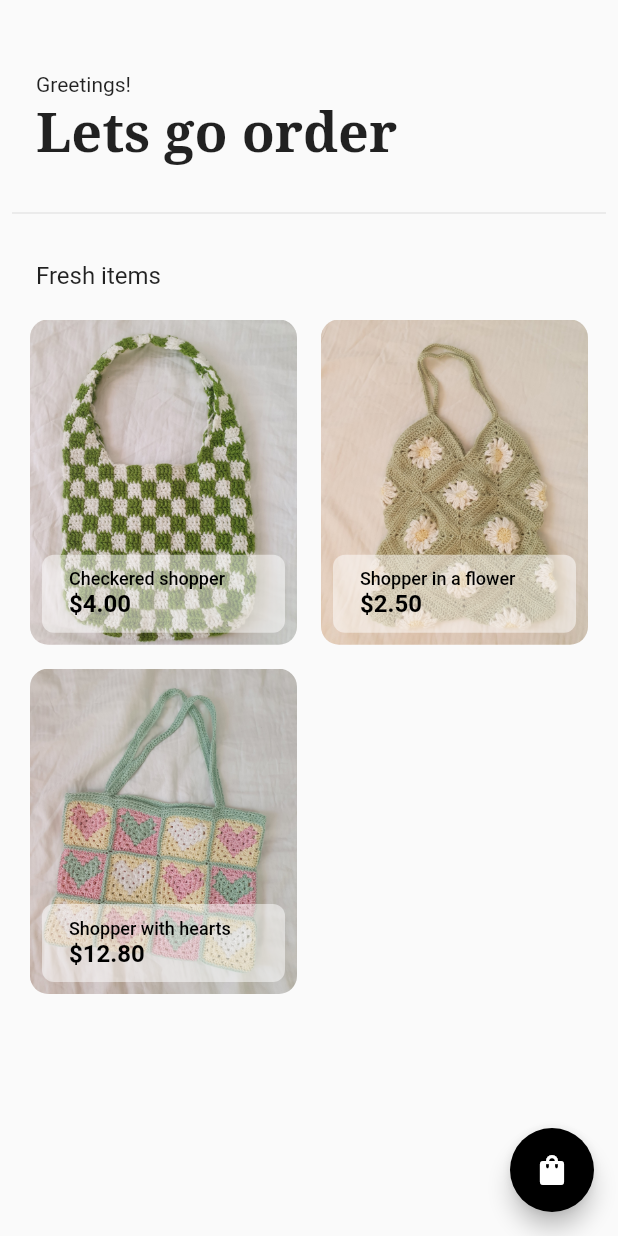
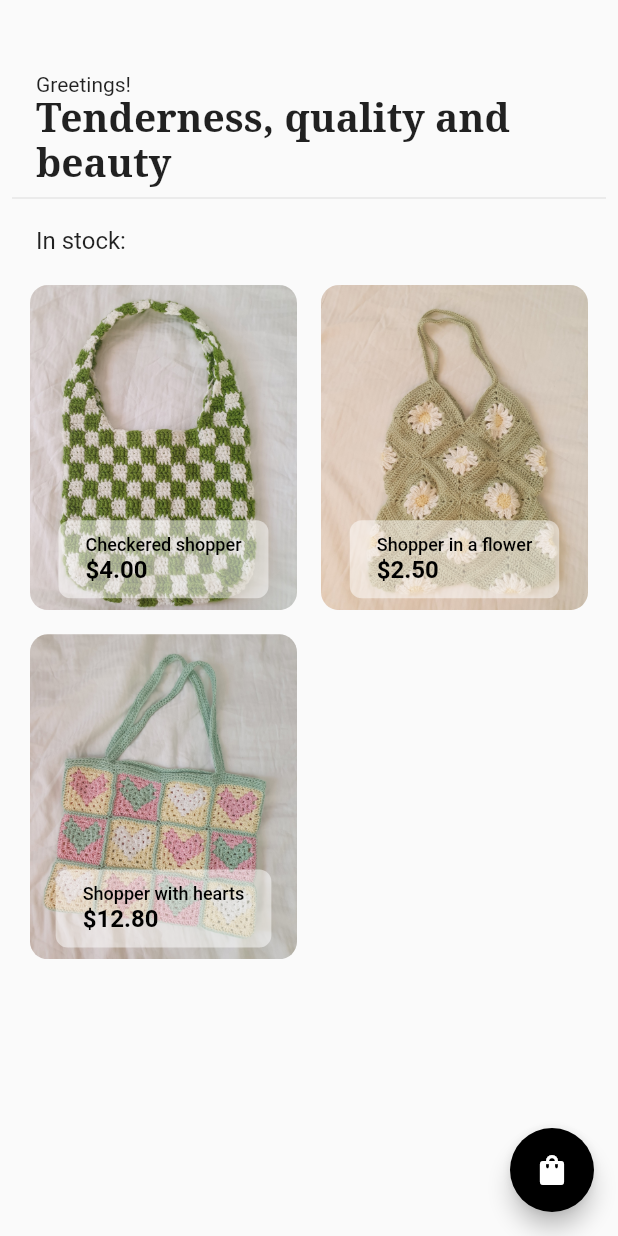
Before and after one commit to TheJuliana/knitwear_shopping_app, a Flutter app: the HomePage screen opened directly, on a phone screen of 412 x 824 dp. Run offline on Flutter 3.47's test engine with Material 2 defaults, Android fonts, the phone set to English and light mode, and no system bars; our stand-ins replace google_fonts.

Commit message:
some changes

```diff
--- a/lib/components/grocery_item_tile.dart
+++ b/lib/components/grocery_item_tile.dart
@@ -2,7 +2,7 @@ import 'package:flutter/material.dart';
 
 class GroceryItemTile extends StatefulWidget {
   //какие различия между товарами
-  final String itemName, itemPrice, imagePath, itemDescription;
+  final String itemName, itemPrice, imageSmallPath, imageBigPath, itemDescription;
   //final color;
   void Function()? onPressedToCart;
   void Function()? onPressedToDescription;
@@ -11,7 +11,8 @@ class GroceryItemTile extends StatefulWidget {
     super.key,
     required this.itemName,
     required this.itemPrice,
-    required this.imagePath,
+    required this.imageSmallPath,
+    required this.imageBigPath,
     required this.itemDescription,
     required this.onPressedToCart,
     required this.onPressedToDescription,
@@ -32,7 +33,7 @@ class _GroceryItemTileState extends State<GroceryItemTile> {
             borderRadius: BorderRadius.circular(12),
 
             image: DecorationImage(
-              image: AssetImage(widget.imagePath),
+              image: AssetImage(widget.imageSmallPath),
               fit: BoxFit.cover,
             ),
           ),
@@ -42,7 +43,8 @@ class _GroceryItemTileState extends State<GroceryItemTile> {
               //->переход на страницу с описанием
               MaterialButton(
                 onPressed: widget.onPressedToDescription,
-                height: 100,
+                height: 120,
+                minWidth: 150,
               ),
               Container(
                 padding: EdgeInsets.all(8.0),
@@ -56,8 +58,9 @@ class _GroceryItemTileState extends State<GroceryItemTile> {
                       ),
                       child: MaterialButton(
                         onPressed: widget.onPressedToCart,
-                        child: Column(
-                          crossAxisAlignment: CrossAxisAlignment.stretch,
+                        child:
+                            Column(
+                              crossAxisAlignment: CrossAxisAlignment.start,
                               children: [
                                 Text(widget.itemName,
                                   style: TextStyle(
--- a/lib/models/cart_model.dart
+++ b/lib/models/cart_model.dart
@@ -4,9 +4,9 @@ class CartModel extends ChangeNotifier{
   // список вещей на распродаже
   final List _shopItems = [
     // [ itemName, itemPrice, imageSmallPath, imageBigPath description]
-    ["Checkered shopper", "4.00", "lib/assets/shopper1.jpg", "30х20 centimeters\n100% acrylic"],
-    ["Shopper in a flower", "2.50", "lib/assets/shopper2.jpg", "25х20 centimeters\n100% viscose"],
-    ["Shopper with hearts", "12.80", "lib/assets/shopper3.jpg", "30х25 centimeters\nViscose and cotton"],
+    ["Checkered shopper", "4.00", "lib/assets/shopper1.jpg", "lib/assets/shopper1_full.jpg", "30х20 centimeters\n100% acrylic"],
+    ["Shopper in a flower", "2.50", "lib/assets/shopper2.jpg", "lib/assets/shopper2_full.jpg","25х20 centimeters\n100% viscose"],
+    ["Shopper with hearts", "12.80", "lib/assets/shopper3.jpg","lib/assets/shopper3_full.jpg", "30х25 centimeters\nViscose and cotton"],
   ];
 
   //массив для товаров в корзине
--- a/lib/pages/home_page.dart
+++ b/lib/pages/home_page.dart
@@ -36,33 +36,31 @@ class HomePage extends StatelessWidget {
               child: Text('Greetings!'),
             ),
 
-            const SizedBox(height: 4.0,),
-
             //болтовня
             Padding(
               padding:  const EdgeInsets.symmetric(horizontal: 24.0),
               child: Text(
-                'Lets go order',
-                textAlign: TextAlign.center,
+                'Tenderness, quality and beauty',
+                textAlign: TextAlign.start,
                 style: GoogleFonts.notoSerif(
-                  fontSize: 36,
+                  fontSize: 26,
                   fontWeight: FontWeight.bold,),
               ),
             ),
 
-            const SizedBox(height: 24,),
+            //const SizedBox(height: 24,),
             //разделитель - линия
             const Padding(
               padding: EdgeInsets.symmetric(horizontal: 8.0),
               child: Divider(),
             ),
 
-            const SizedBox(height: 24,),
+            const SizedBox(height: 11),
             //актуальное и сетка товаров
             Padding(
               padding: const EdgeInsets.symmetric(horizontal: 24.0,),
               child: Text(
-                'Fresh items',
+                'In stock:',
                 style: TextStyle(fontSize: 16,),
               ),
             ),
@@ -83,8 +81,9 @@ class HomePage extends StatelessWidget {
                           // for each index [0] - is the item name in List
                           itemName: value.shopItems[index][0],
                           itemPrice: value.shopItems[index][1],
-                          imagePath: value.shopItems[index][2],
-                          itemDescription: value.shopItems[index][3],
+                          imageSmallPath: value.shopItems[index][2],
+                          imageBigPath: value.shopItems[index][3],
+                          itemDescription: value.shopItems[index][4],
                           //color: value.shopItems[index][4],
                           onPressedToCart: () {
                             Provider.of<CartModel>(
--- a/lib/pages/info_page.dart
+++ b/lib/pages/info_page.dart
@@ -45,14 +45,14 @@ import 'package:provider/provider.dart';
                     //Изображение
                     Padding(
                         padding: const EdgeInsets.all(8.0),
-                        child: Image.asset(product.shopItems[indexPage][2].toString()),
+                        child: Image.asset(product.shopItems[indexPage][3].toString()),
                       ),
                     //Описание
                     Padding(
                       padding: const EdgeInsets.all(8.0),
                       child: Container(
                           child: Text(
-                            product.shopItems[indexPage][3],
+                            product.shopItems[indexPage][4],
                             textAlign: TextAlign.center,
                             style: GoogleFonts.notoSerif(
                               fontSize: 18,
@@ -83,7 +83,7 @@ import 'package:provider/provider.dart';
                        Text('Price:',
                          style: TextStyle(color: Colors.grey[600]),
                          ),
-                       Text(product.shopItems[indexPage][1], style: TextStyle(
+                       Text("\$"+product.shopItems[indexPage][1], style: TextStyle(
                          color: Colors.black,
                          fontSize: 18,
                          fontWeight: FontWeight.bold,
```
Lines whose indentation alone changed are shown as unchanged.
